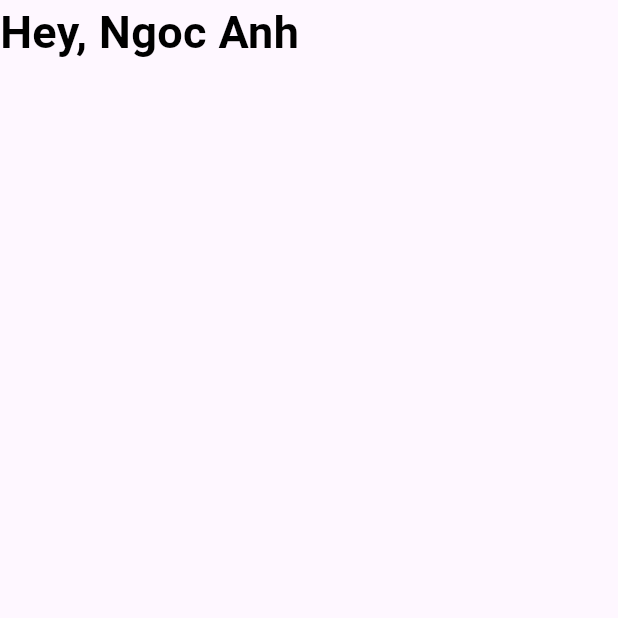
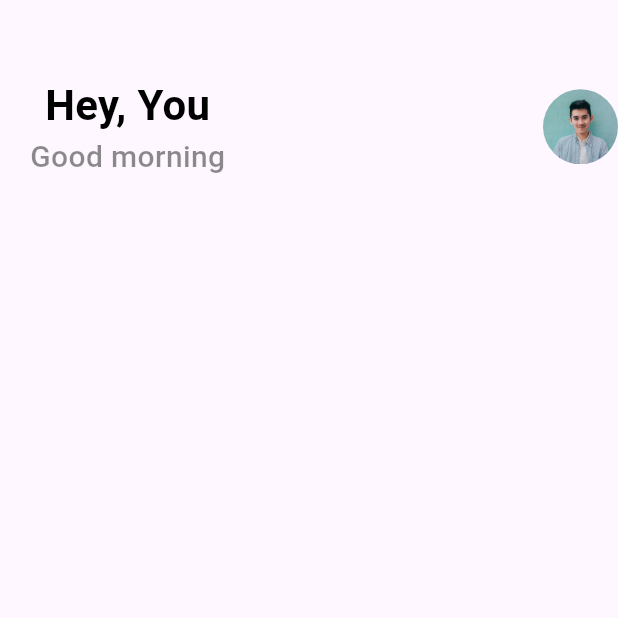
Before and after one commit to dtngocanh/shoppingapp, a Flutter app: the screen it shows after launch, on a phone screen of 412 x 824 dp, the top half of it. Run offline on Flutter 3.47's test engine with Material 3 defaults, Android fonts, the phone set to English and light mode, and no system bars.

Commit message:
first commit

```diff
--- a/lib/pages/home.dart
+++ b/lib/pages/home.dart
@@ -1,4 +1,5 @@
 import 'package:flutter/material.dart';
+import 'package:shoppingapp/widget/support_widget.dart';
 class Home extends StatefulWidget {
   const Home({super.key});
 
@@ -9,14 +10,31 @@ class Home extends StatefulWidget {
 class _HomeState extends State<Home> {
   @override
   Widget build(BuildContext context) {
+
     return Scaffold(
-      body: Container(
+      body:Container(
+        margin: EdgeInsets.only(top:50.0,left:20.0),
         child: Column(
+          crossAxisAlignment: CrossAxisAlignment.start,
           children: [
-            Text("Hey, Ngoc Anh", style: TextStyle(color:Colors.black,fontSize: 30.0,fontWeight: FontWeight.bold))
+            Row(
+              mainAxisAlignment: MainAxisAlignment.spaceBetween,
+              children: [
+              Column(
+
+                children: [
+                  Text("Hey, You", style: AppWidget.boldTextFieldStyle(),),
+                  Text("Good morning", style: AppWidget.lightTextFieldStyle(),)
+                ],
+              ),
+              ClipRRect(
+                borderRadius: BorderRadius.circular(30),
+                  child: Image.asset("images/boy.jpg",height: 50, width: 50, fit: BoxFit.cover))
+            ],),
+
           ],
         ),
-      ),
+      )
     );
   }
 }
--- /dev/null
+++ b/lib/widget/support_widget.dart
@@ -0,0 +1,19 @@
+import 'package:flutter/material.dart';
+
+class AppWidget {
+  static TextStyle boldTextFieldStyle() {
+    return TextStyle(
+      color: Colors.black,
+      fontSize: 28.0,
+      fontWeight: FontWeight.bold,
+    );
+  }
+
+  static TextStyle lightTextFieldStyle() {
+    return TextStyle(
+      color: Colors.black45,
+      fontSize: 20.0,
+      fontWeight: FontWeight.w500,
+    );
+  }
+}
```
